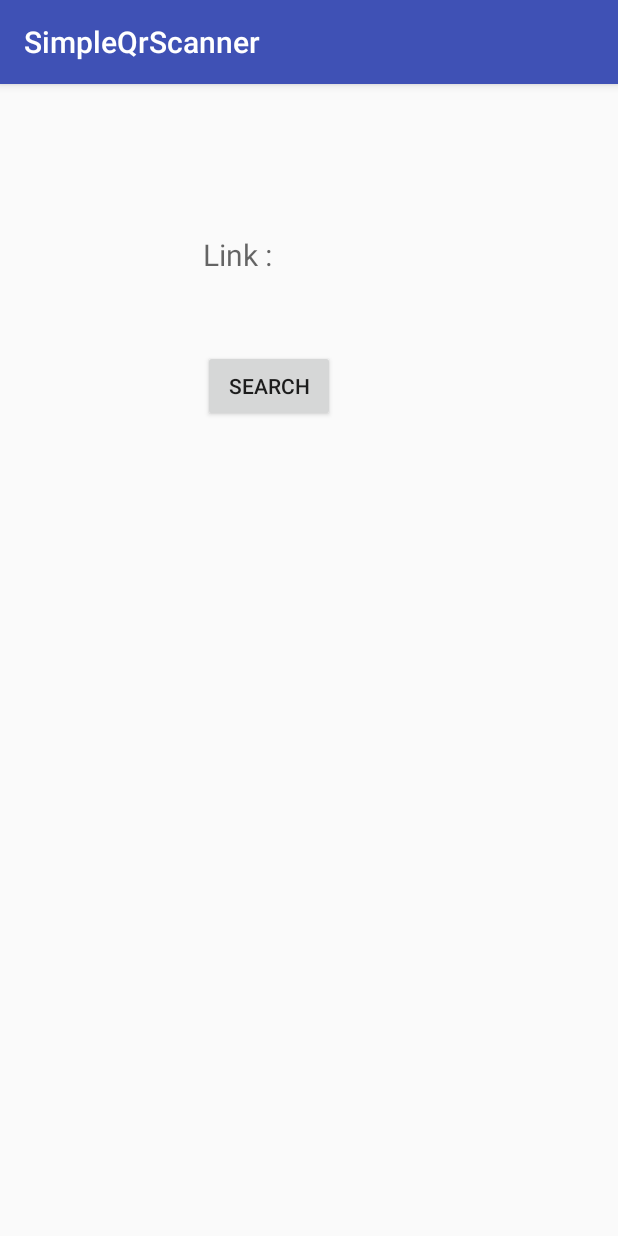
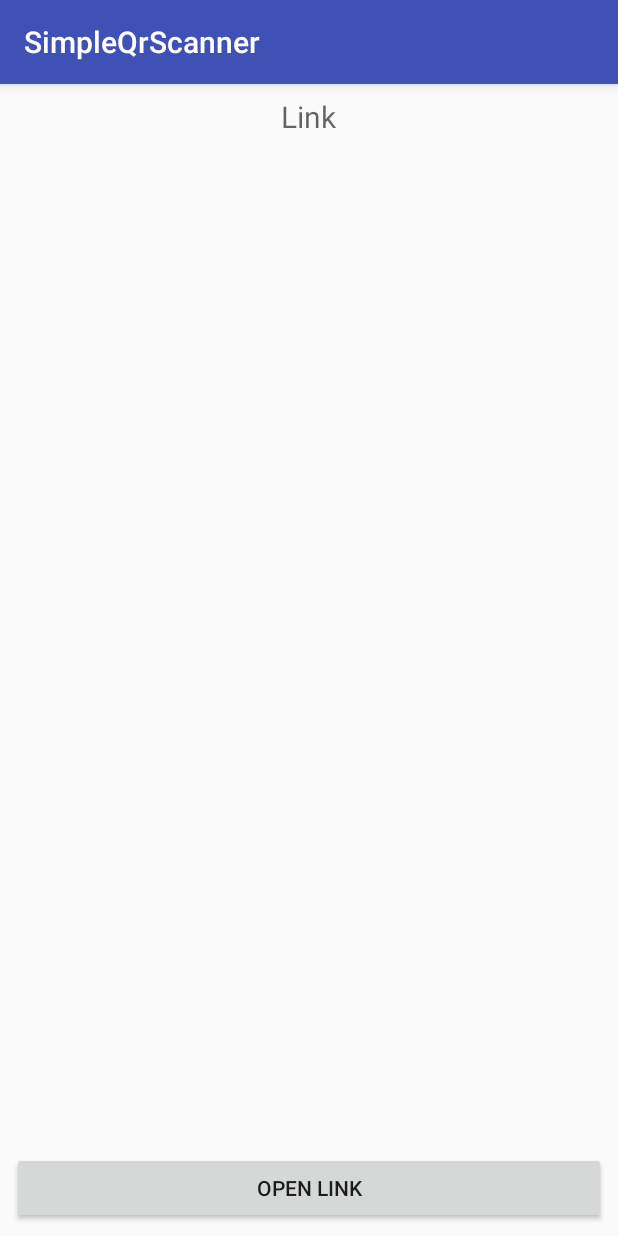
Before and after one commit to masich/AndroidSimpleQrScanner, an Android app: the screen it shows after launch (MainActivity), on a phone screen of 412 x 824 dp. Run offline under Robolectric (Android 15) with nearby library versions, the phone set to English and light mode, and no system bars; libraries missing offline, so code that uses them is left out: com.google.zxing.integration.

Commit message:
Updated UI

```diff
--- a/app/src/main/java/com/simpleqrscanner/MainActivity.kt
+++ b/app/src/main/java/com/simpleqrscanner/MainActivity.kt
@@ -1,13 +1,10 @@
 package com.simpleqrscanner
 
-import android.app.Activity
 import android.content.Intent
 import android.content.Intent.ACTION_VIEW
 import android.net.Uri
 import android.support.v7.app.AppCompatActivity
 import android.os.Bundle
-import android.util.Log
-import android.widget.Button
 import com.google.zxing.integration.android.IntentIntegrator
 import com.google.zxing.integration.android.IntentResult
 import kotlinx.android.synthetic.main.activity_main.*
@@ -30,7 +27,7 @@ class MainActivity : AppCompatActivity() {
             finish()
         else {
             link.text = data.contents
-            search.setOnClickListener {
+            open_link.setOnClickListener {
                 startActivity(Intent(ACTION_VIEW, Uri.parse(data.contents)))
             }
         }
--- a/app/src/main/res/layout/activity_main.xml
+++ b/app/src/main/res/layout/activity_main.xml
@@ -1,10 +1,9 @@
 <?xml version="1.0" encoding="utf-8"?>
-<LinearLayout xmlns:android="http://schemas.android.com/apk/res/android"
+<RelativeLayout xmlns:android="http://schemas.android.com/apk/res/android"
     xmlns:app="http://schemas.android.com/apk/res-auto"
     xmlns:tools="http://schemas.android.com/tools"
     android:layout_width="match_parent"
     android:layout_height="match_parent"
-    android:orientation="vertical"
     tools:context="com.simpleqrscanner.MainActivity">
 
     <TextView
@@ -12,20 +11,21 @@
         android:textSize="20dp"
         android:enabled="true"
         android:autoLink="web"
-        android:layout_marginTop="100dp"
-        android:layout_marginLeft="135dp"
+        android:layout_margin="8dp"
         android:layout_width="wrap_content"
         android:layout_height="wrap_content"
+        android:layout_alignParentTop="true"
+        android:layout_centerHorizontal="true"
         android:hint="@string/link"/>
 
     <Button
-        android:id="@+id/search"
-        android:text="@string/search"
-        android:layout_width="wrap_content"
+        android:id="@+id/open_link"
+        android:layout_alignParentBottom="true"
+        android:text="@string/open_link"
+        android:layout_width="match_parent"
         android:layout_height="wrap_content"
-        android:layout_marginTop="50dp"
-        android:layout_marginLeft="135dp">
+        android:layout_margin="8dp">
     </Button>
 
 
-</LinearLayout>
+</RelativeLayout>
--- a/app/src/main/res/values/strings.xml
+++ b/app/src/main/res/values/strings.xml
@@ -1,5 +1,5 @@
 <resources>
     <string name="app_name">SimpleQrScanner</string>
-    <string name="search">Search</string>
-    <string name="link">Link : </string>
+    <string name="open_link">open link</string>
+    <string name="link">Link</string>
 </resources>
```
